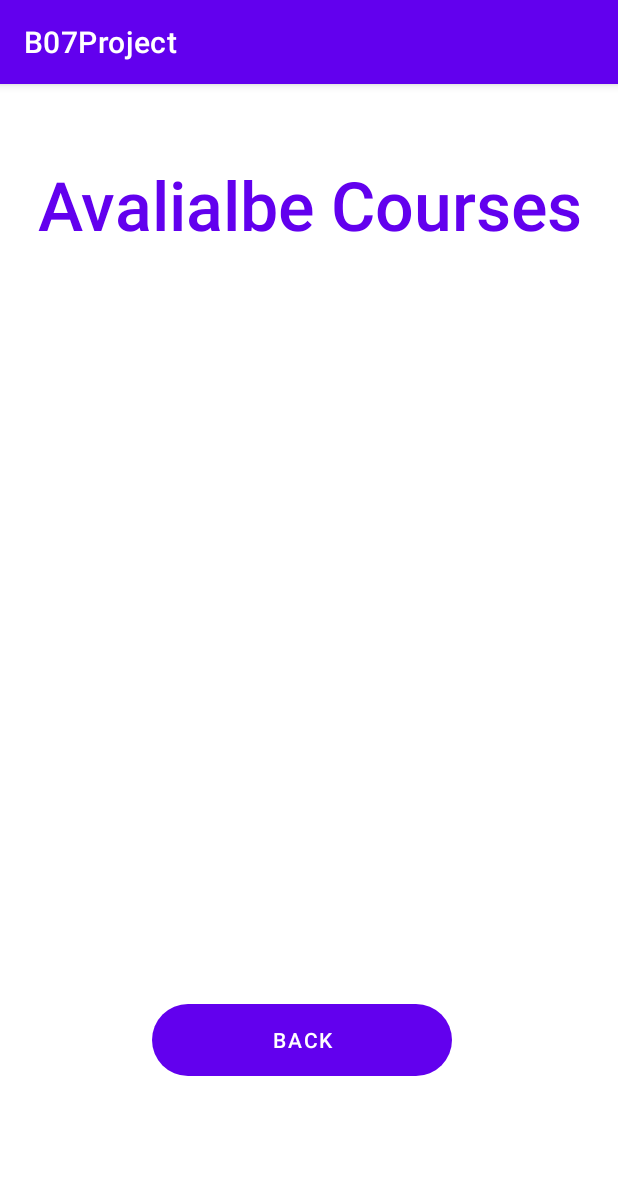
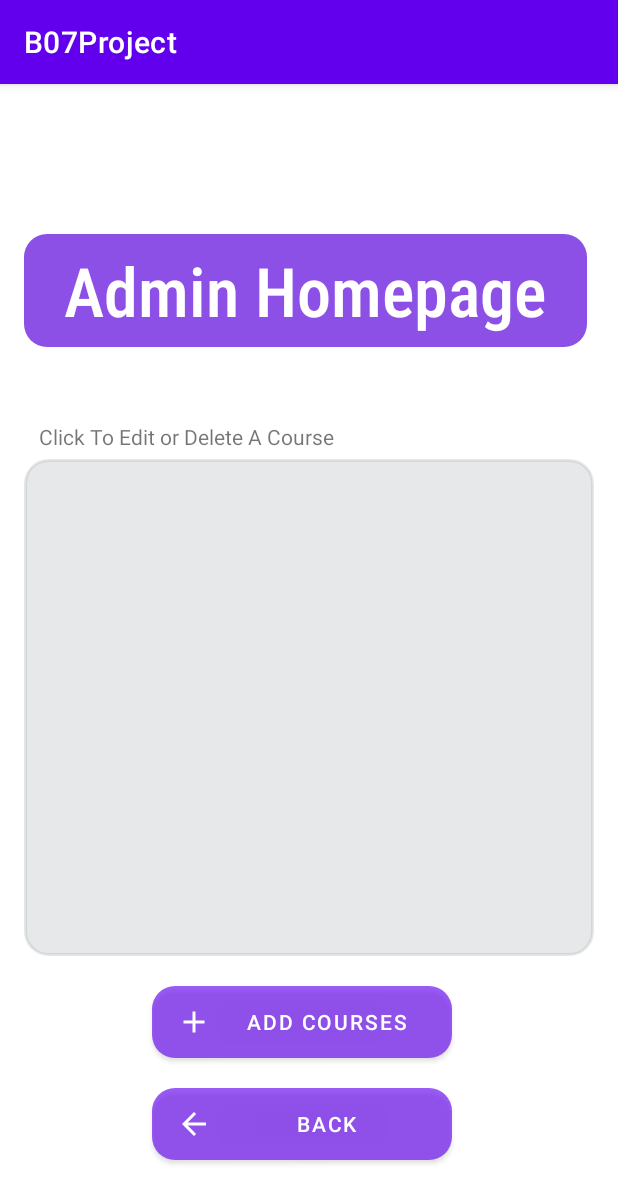
Before and after one commit to aks-456/b07-project, an Android app: the screen it shows after launch once a user with an empty profile is signed in (EditCourses), on a phone screen of 412 x 824 dp. Shown: the top 1203 px of the screen. Run offline under Robolectric (Android 15) with nearby library versions, the phone set to English and light mode, and no system bars; our stand-ins replace Firebase (no records; nobody signed in at launch, a user with empty details on screens opened directly).

Commit message:
UI changes
I changed UI and deleted a redundant admin homepage and made it the EditCourse page as it serves a similar purpose

```diff
--- a/B07Project/app/src/main/java/com/example/b07project/EditCourses.java
+++ b/B07Project/app/src/main/java/com/example/b07project/EditCourses.java
@@ -65,7 +65,7 @@ public class EditCourses extends AppCompatActivity {
         btn.setOnClickListener(new View.OnClickListener() {
             @Override
             public void onClick(View view) {
-                startActivity(new Intent(EditCourses.this, AdminHomePage.class));
+                startActivity(new Intent(EditCourses.this, EditCourses.class));
             }
         });
         listView.setOnItemClickListener(new AdapterView.OnItemClickListener() {
@@ -76,15 +76,15 @@ public class EditCourses extends AppCompatActivity {
                 builder.setPositiveButton("Delete", new DialogInterface.OnClickListener() {
                     public void onClick(DialogInterface dialog, int id) {
                         deleteCourse(arr.get(i));
+                        arr2.notifyDataSetChanged();
                         finish();
-                        startActivity(getIntent());
                     }
                 });
                 builder.setNegativeButton("Edit", new DialogInterface.OnClickListener() {
                     public void onClick(DialogInterface dialog, int id) {
                         // Call edit func
                         finish();
-                        startActivity(getIntent());
+                        startActivity(getIntent()); // CHNAGE TO AK's edit code
                     }
                 });
                 AlertDialog dialog = builder.create();
--- a/B07Project/app/src/main/java/com/example/b07project/login_activity.java
+++ b/B07Project/app/src/main/java/com/example/b07project/login_activity.java
@@ -92,19 +92,19 @@ public class login_activity extends AppCompatActivity {
         return;
     }
 
-
     @Override
     public void onStart() {
         super.onStart();
         // Check if user is signed in (non-null) and update UI accordingly.
         FirebaseUser currentUser = mAuth.getCurrentUser();
         if(currentUser != null){
-           reload();
+           reload(currentUser);
         }
     }
 
-    private void reload() {
+    private void reload(FirebaseUser user) {
         Intent intent = new Intent(login_activity.this, EditCourses.class); //CHANGE TO THE HOMEPAGE
+        intent.putExtra("key",user.getUid());
         startActivity(intent);
     }
 
--- /dev/null
+++ b/B07Project/app/src/main/res/drawable/background_button.xml
@@ -0,0 +1,6 @@
+<?xml version="1.0" encoding="utf-8"?>
+<shape xmlns:android="http://schemas.android.com/apk/res/android">
+    <corners  android:radius="15dp"/>
+    <solid android:color="#A3878383"/>
+
+</shape>
--- /dev/null
+++ b/B07Project/app/src/main/res/drawable/background_list_view.xml
@@ -0,0 +1,7 @@
+<?xml version="1.0" encoding="utf-8"?>
+<shape xmlns:android="http://schemas.android.com/apk/res/android">
+    <solid android:color="#FFF" />
+    <corners  android:radius="15dp"/>
+    <stroke android:width="2dip" android:color="#000000"/>
+
+</shape>
--- /dev/null
+++ b/B07Project/app/src/main/res/drawable/background_text_view.xml
@@ -0,0 +1,6 @@
+<?xml version="1.0" encoding="utf-8"?>
+<shape xmlns:android="http://schemas.android.com/apk/res/android">
+    <corners  android:radius="15dp"/>
+    <solid android:color="#8D50E7"/>
+
+</shape>
--- /dev/null
+++ b/B07Project/app/src/main/res/drawable/ic_baseline_arrow_back_24.xml
@@ -0,0 +1,5 @@
+<vector android:autoMirrored="true" android:height="24dp"
+    android:tint="#FFFFFF" android:viewportHeight="24"
+    android:viewportWidth="24" android:width="24dp" xmlns:android="http://schemas.android.com/apk/res/android">
+    <path android:fillColor="@android:color/white" android:pathData="M20,11H7.83l5.59,-5.59L12,4l-8,8 8,8 1.41,-1.41L7.83,13H20v-2z"/>
+</vector>
--- a/B07Project/app/src/main/res/layout/activity_edit_courses.xml
+++ b/B07Project/app/src/main/res/layout/activity_edit_courses.xml
@@ -9,25 +9,49 @@
 
     <TextView
         android:id="@+id/textView2"
+        android:layout_width="375dp"
+        android:layout_height="75dp"
+        android:layout_marginTop="100dp"
+        android:layout_marginBottom="50dp"
+        android:background="@drawable/background_text_view"
+        android:backgroundTint="#8D50E7"
+        android:fontFamily="sans-serif-condensed-medium"
+        android:gravity="center"
+        android:text="@string/admin_homepage"
+        android:textColor="@color/white"
+        android:textSize="45sp" />
+
+    <TextView
+        android:id="@+id/textView3"
         android:layout_width="match_parent"
         android:layout_height="wrap_content"
-        android:layout_marginTop="50dp"
-        android:layout_marginBottom="5dp"
-        android:fontFamily="sans-serif-medium"
-        android:gravity="center"
-        android:text="Avalialbe Courses"
-        android:textColor="@color/purple_500"
-        android:textSize="45dp" />
+        android:paddingLeft="10dp"
+        android:text="@string/click_to_edit_or_delete_a_course" />
 
     <ListView
         android:id="@+id/list_view"
-        android:layout_width="match_parent"
-        android:layout_height="472dp"
+        android:layout_width="wrap_content"
+        android:layout_height="331dp"
         android:layout_marginTop="5dp"
-        android:background="@drawable/rounded_corner"
-        android:backgroundTint="#00673AB7"
+        android:layout_marginBottom="20dp"
+        android:background="@drawable/background_list_view"
+        android:backgroundTint="#3B939A9E"
         android:cacheColorHint="#673AB7"
         android:contextClickable="true"
+        android:paddingStart="10dp"
+        android:paddingTop="10dp"
+        android:paddingBottom="10dp"
+        android:textAlignment="center" />
+
+    <Button
+        android:id="@+id/button3"
+        android:layout_width="200dp"
+        android:layout_height="wrap_content"
+        android:layout_marginLeft="85dp"
+        android:background="@drawable/background_button"
+        android:backgroundTint="#DD8C8C8C"
+        android:drawableLeft="@drawable/img_add_button"
+        android:text="@string/add_courses"
         android:textAlignment="center" />
 
     <Button
@@ -36,7 +60,9 @@
         android:layout_height="wrap_content"
         android:layout_marginLeft="85dp"
         android:layout_marginTop="20dp"
-        android:background="@drawable/rounded_corner"
-        android:text="@string/Back_button_edit_courses" />
+        android:background="@drawable/background_button"
+        android:drawableLeft="@drawable/ic_baseline_arrow_back_24"
+        android:text="@string/Back_button_edit_courses"
+        android:textAlignment="center" />
 
 </LinearLayout>
--- a/B07Project/app/src/main/res/layout/activity_login.xml
+++ b/B07Project/app/src/main/res/layout/activity_login.xml
@@ -44,12 +44,12 @@
         android:id="@+id/LoginInView"
         android:layout_width="wrap_content"
         android:layout_height="wrap_content"
+        android:background="@drawable/rounded_corner"
         android:fontFamily="sans-serif-medium"
         android:letterSpacing="0.1"
         android:text="@string/loginView"
-        android:textColor="#673AB7"
+        android:textColor="@color/purple_500"
         android:textSize="45sp"
-        android:background="@drawable/rounded_corner"
         android:textStyle="bold"
         app:layout_constraintBottom_toTopOf="@+id/editTextTextEmailAddress"
         app:layout_constraintEnd_toEndOf="parent"
--- a/B07Project/app/src/main/res/values/strings.xml
+++ b/B07Project/app/src/main/res/values/strings.xml
@@ -28,4 +28,6 @@
     <string name="edit_courses">Edit Courses</string>
     <string name="delete_courses">Delete Courses</string>
     <string name="Back_button_edit_courses">Back</string>
+    <string name="avalialbe_courses">Avalialbe Courses</string>
+    <string name="click_to_edit_or_delete_a_course">Click To Edit or Delete A Course</string>
 </resources>
```
Also changed, not shown: B07Project/app/src/main/AndroidManifest.xml (+0 -7 lines), B07Project/app/src/main/java/com/example/b07project/AdminHomePage.java (deleted, +0 -14 lines), B07Project/app/src/main/res/layout/activity_admin_home_page.xml (deleted, +0 -55 lines).
